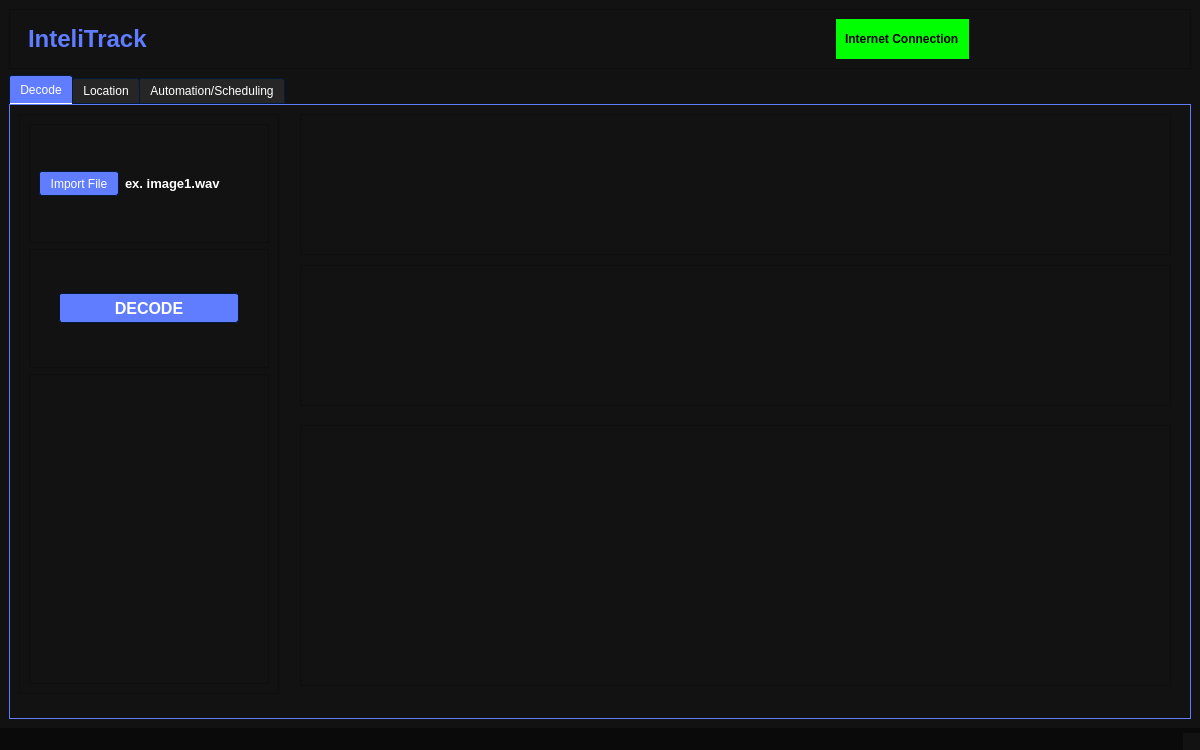
The window that PythonQt/uiFile/mainwindow.ui (JamesOstrowski21/Senior_Design-) describes before a commit, drawn with Qt 5.
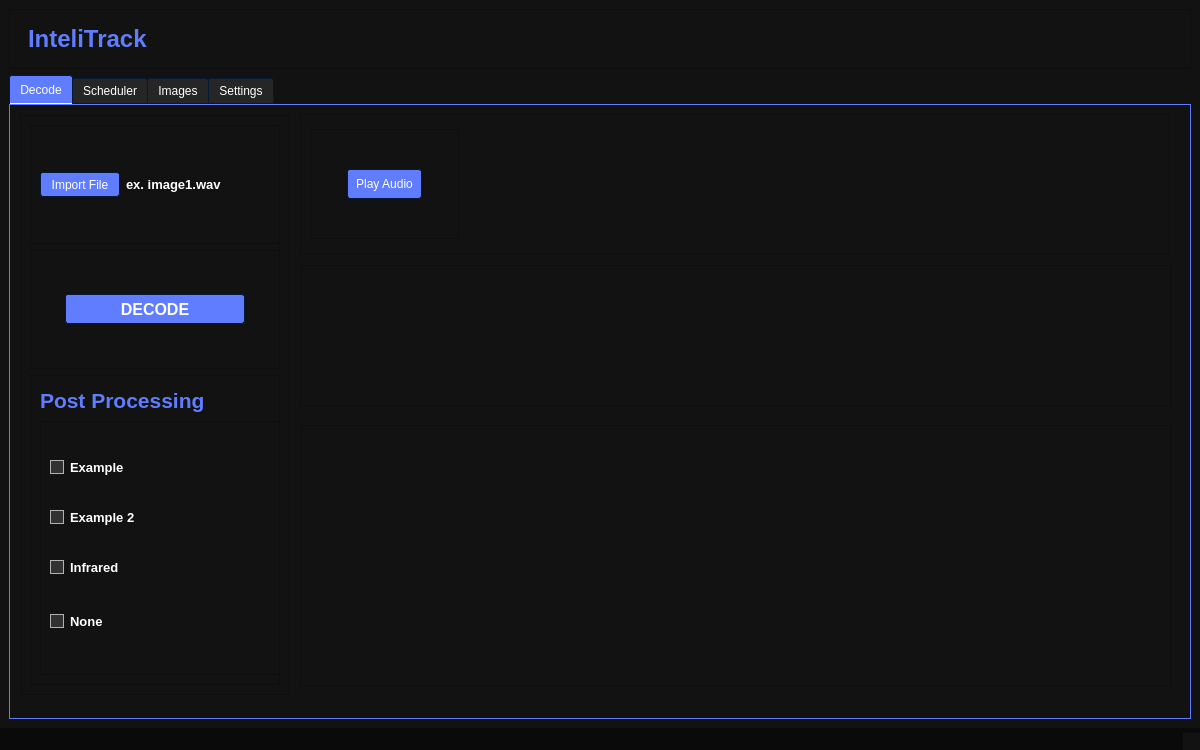
The same window after the commit. Icons and pictures are not drawn.

Commit message: added features to frames

Patch:
```diff
--- a/PythonQt/uiFile/mainwindow.ui
+++ b/PythonQt/uiFile/mainwindow.ui
@@ -48,6 +48,10 @@
     padding: 3px; /* Add some padding around the text */
     background-color: #121212; /* Set the background color to white */
 }
+QLabel#post_processing_label {
+    color: #607cff; /* Set the text color to a dark shade of gray */
+}
+
 QLabel#internet_text{
 	font-size: 12px;
 	font-weight: bold;
@@ -1234,46 +1238,6 @@
            </property>
           </widget>
          </item>
-         <item alignment="Qt::AlignHCenter">
-          <widget class="QWidget" name="internet_widget" native="true">
-           <property name="minimumSize">
-            <size>
-             <width>130</width>
-             <height>35</height>
-            </size>
-           </property>
-           <property name="maximumSize">
-            <size>
-             <width>200</width>
-             <height>40</height>
-            </size>
-           </property>
-           <property name="toolTip">
-            <string extracomment="This is your internet status (Green) = good, (Red) = no connection"/>
-           </property>
-           <layout class="QGridLayout" name="gridLayout">
-            <item row="0" column="0">
-             <widget class="QLabel" name="internet_text">
-              <property name="minimumSize">
-               <size>
-                <width>115</width>
-                <height>0</height>
-               </size>
-              </property>
-              <property name="maximumSize">
-               <size>
-                <width>110</width>
-                <height>50</height>
-               </size>
-              </property>
-              <property name="text">
-               <string>Internet Connection</string>
-              </property>
-             </widget>
-            </item>
-           </layout>
-          </widget>
-         </item>
         </layout>
        </widget>
       </item>
@@ -1295,18 +1259,24 @@
          <widget class="QFrame" name="import_decode_frame">
           <property name="geometry">
            <rect>
-            <x>9</x>
-            <y>9</y>
-            <width>260</width>
+            <x>10</x>
+            <y>10</y>
+            <width>270</width>
             <height>580</height>
            </rect>
           </property>
           <property name="minimumSize">
            <size>
-            <width>260</width>
+            <width>270</width>
             <height>580</height>
            </size>
           </property>
+          <property name="maximumSize">
+           <size>
+            <width>270</width>
+            <height>16777215</height>
+           </size>
+          </property>
           <property name="frameShape">
            <enum>QFrame::StyledPanel</enum>
           </property>
@@ -1385,7 +1355,7 @@
               <enum>QFrame::Raised</enum>
              </property>
              <layout class="QVBoxLayout" name="verticalLayout_4">
-              <item alignment="Qt::AlignHCenter">
+              <item alignment="Qt::AlignHCenter|Qt::AlignVCenter">
                <widget class="QPushButton" name="pushButton">
                 <property name="minimumSize">
                  <size>
@@ -1427,6 +1397,119 @@
              <property name="frameShadow">
               <enum>QFrame::Raised</enum>
              </property>
+             <layout class="QVBoxLayout" name="verticalLayout_5">
+              <item>
+               <widget class="QLabel" name="post_processing_label">
+                <property name="minimumSize">
+                 <size>
+                  <width>240</width>
+                  <height>30</height>
+                 </size>
+                </property>
+                <property name="maximumSize">
+                 <size>
+                  <width>240</width>
+                  <height>30</height>
+                 </size>
+                </property>
+                <property name="font">
+                 <font>
+                  <pointsize>16</pointsize>
+                  <bold>true</bold>
+                  <underline>false</underline>
+                 </font>
+                </property>
+                <property name="text">
+                 <string>Post Processing</string>
+                </property>
+                <property name="alignment">
+                 <set>Qt::AlignLeading|Qt::AlignLeft|Qt::AlignVCenter</set>
+                </property>
+               </widget>
+              </item>
+              <item>
+               <widget class="QFrame" name="processing_checkbox_frame">
+                <property name="minimumSize">
+                 <size>
+                  <width>240</width>
+                  <height>200</height>
+                 </size>
+                </property>
+                <property name="maximumSize">
+                 <size>
+                  <width>16777215</width>
+                  <height>16777215</height>
+                 </size>
+                </property>
+                <property name="frameShape">
+                 <enum>QFrame::StyledPanel</enum>
+                </property>
+                <property name="frameShadow">
+                 <enum>QFrame::Raised</enum>
+                </property>
+                <layout class="QVBoxLayout" name="verticalLayout_6">
+                 <item>
+                  <widget class="QCheckBox" name="checkbox_1">
+                   <property name="font">
+                    <font>
+                     <pointsize>10</pointsize>
+                     <bold>true</bold>
+                    </font>
+                   </property>
+                   <property name="text">
+                    <string>Example</string>
+                   </property>
+                  </widget>
+                 </item>
+                 <item>
+                  <widget class="QCheckBox" name="checkbox_2">
+                   <property name="font">
+                    <font>
+                     <pointsize>10</pointsize>
+                     <bold>true</bold>
+                    </font>
+                   </property>
+                   <property name="text">
+                    <string>Example 2</string>
+                   </property>
+                  </widget>
+                 </item>
+                 <item>
+                  <widget class="QCheckBox" name="checkbox_3">
+                   <property name="font">
+                    <font>
+                     <pointsize>10</pointsize>
+                     <bold>true</bold>
+                    </font>
+                   </property>
+                   <property name="text">
+                    <string>Infrared </string>
+                   </property>
+                  </widget>
+                 </item>
+                 <item>
+                  <widget class="QCheckBox" name="checkbox_none">
+                   <property name="minimumSize">
+                    <size>
+                     <width>100</width>
+                     <height>25</height>
+                    </size>
+                   </property>
+                   <property name="font">
+                    <font>
+                     <pointsize>10</pointsize>
+                     <bold>true</bold>
+                    </font>
+                   </property>
+                   <property name="text">
+                    <string>None</string>
+                   </property>
+                  </widget>
+                 </item>
+                </layout>
+               </widget>
+              </item>
+             </layout>
             </widget>
            </item>
           </layout>
@@ -1436,8 +1519,8 @@
            <rect>
             <x>290</x>
             <y>9</y>
-            <width>871</width>
-            <height>141</height>
+            <width>870</width>
+            <height>140</height>
            </rect>
           </property>
           <property name="minimumSize">
@@ -1452,6 +1535,61 @@
           <property name="frameShadow">
            <enum>QFrame::Raised</enum>
           </property>
+          <layout class="QHBoxLayout" name="horizontalLayout_3">
+           <item>
+            <widget class="QFrame" name="frame">
+             <property name="minimumSize">
+              <size>
+               <width>150</width>
+               <height>110</height>
+              </size>
+             </property>
+             <property name="maximumSize">
+              <size>
+               <width>150</width>
+               <height>110</height>
+              </size>
+             </property>
+             <property name="frameShape">
+              <enum>QFrame::StyledPanel</enum>
+             </property>
+             <property name="frameShadow">
+              <enum>QFrame::Raised</enum>
+             </property>
+             <layout class="QHBoxLayout" name="horizontalLayout_4">
+              <item alignment="Qt::AlignHCenter|Qt::AlignVCenter">
+               <widget class="QPushButton" name="pushButton_2">
+                <property name="minimumSize">
+                 <size>
+                  <width>75</width>
+                  <height>30</height>
+                 </size>
+                </property>
+                <property name="maximumSize">
+                 <size>
+                  <width>60</width>
+                  <height>30</height>
+                 </size>
+                </property>
+                <property name="text">
+                 <string>Play Audio</string>
+                </property>
+               </widget>
+              </item>
+             </layout>
+            </widget>
+           </item>
+           <item>
+            <widget class="QWidget" name="widget" native="true">
+             <property name="minimumSize">
+              <size>
+               <width>680</width>
+               <height>110</height>
+              </size>
+             </property>
+            </widget>
+           </item>
+          </layout>
          </widget>
          <widget class="QFrame" name="spectogram_frame">
           <property name="geometry">
@@ -1500,12 +1638,17 @@
         </widget>
         <widget class="QWidget" name="location_page">
          <attribute name="title">
-          <string>Location</string>
+          <string>Scheduler</string>
          </attribute>
         </widget>
         <widget class="QWidget" name="automation_page">
          <attribute name="title">
-          <string>Automation/Scheduling</string>
+          <string>Images</string>
+         </attribute>
+        </widget>
+        <widget class="QWidget" name="settings_page">
+         <attribute name="title">
+          <string>Settings</string>
          </attribute>
         </widget>
        </widget>
```
Left out of the diff: 4 changed lines with no effect on the pictures.
